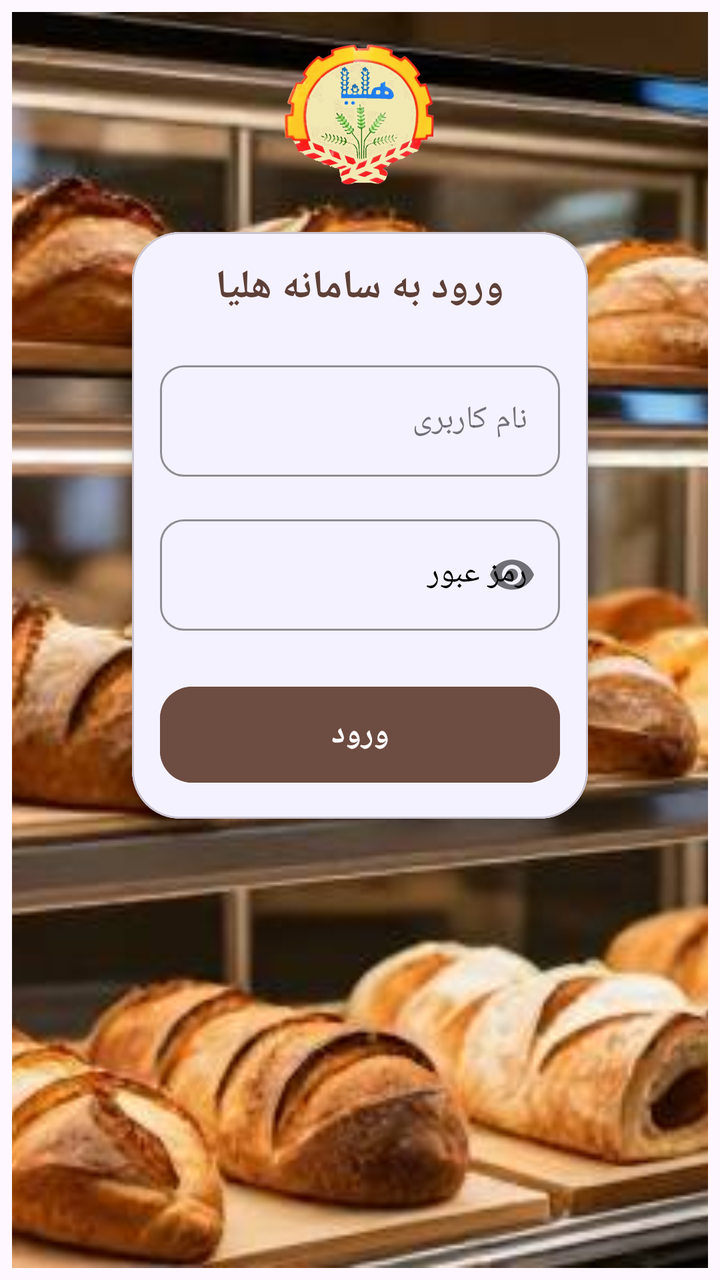
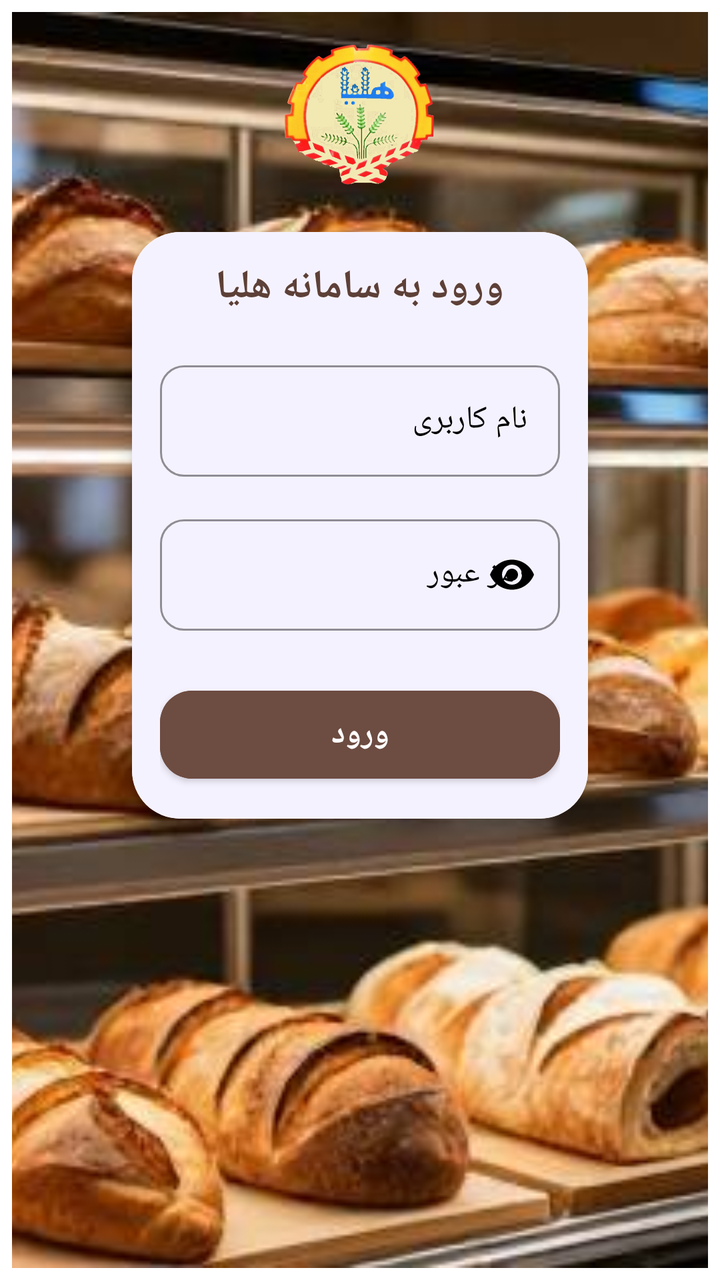

The first picture is an Android layout as it rendered before a commit; the second is the same layout after the commit. The layout source and the unified diff follow.
<!-- AndroidManifest.xml: application theme Theme.Helia -->
<!-- res/layout/activity_login.xml -->
<?xml version="1.0" encoding="utf-8"?>
<ScrollView xmlns:android="http://schemas.android.com/apk/res/android"
    xmlns:app="http://schemas.android.com/apk/res-auto"
    xmlns:tools="http://schemas.android.com/tools"

    android:id="@+id/main"
    tools:context=".activity.LoginActivity"

    android:layout_width="match_parent"
    android:layout_height="match_parent"
    android:fillViewport="true">
    

    <androidx.constraintlayout.widget.ConstraintLayout
        android:layout_width="match_parent"
        android:layout_height="wrap_content"
        android:padding="6dp">  

        <ImageView
            android:id="@+id/ivBackground"
            android:layout_width="0dp"
            android:layout_height="0dp"
            android:scaleType="centerCrop"
            android:src="@drawable/h4"
            app:layout_constraintBottom_toBottomOf="parent"
            app:layout_constraintEnd_toEndOf="parent"
            app:layout_constraintStart_toStartOf="parent"
            app:layout_constraintTop_toTopOf="parent" />

        
        <ImageView
            android:id="@+id/ivLogo"
            android:layout_width="80dp"
            android:layout_height="80dp"
            android:layout_marginTop="10dp"
            android:src="@drawable/helia2"
            app:layout_constraintEnd_toEndOf="parent"
            app:layout_constraintStart_toStartOf="parent"
            app:layout_constraintTop_toTopOf="parent" />

        <com.google.android.material.card.MaterialCardView
            android:layout_width="match_parent"
            android:layout_height="wrap_content"
            android:layout_marginStart="60dp"
            android:layout_marginTop="20dp"
            android:layout_marginEnd="60dp"
            app:cardCornerRadius="24dp"
            app:cardElevation="6dp"
            app:layout_constraintEnd_toEndOf="parent"
            app:layout_constraintStart_toStartOf="parent"
            app:layout_constraintTop_toBottomOf="@id/ivLogo">

            <LinearLayout
                android:layout_width="match_parent"
                android:layout_height="wrap_content"
                android:background="#FFF5F2FF"
                android:orientation="vertical"
                android:padding="14dp">

                <TextView
                    android:layout_width="wrap_content"
                    android:layout_height="wrap_content"
                    android:layout_gravity="center"
                    android:layout_marginBottom="20dp"
                    android:text="ورود به سامانه هلیا"
                    android:textColor="#5D4037"
                    android:textSize="20sp"
                    android:textStyle="bold" />

                
                <com.google.android.material.textfield.TextInputLayout
                    android:id="@+id/tilUsername"
                    style="@style/Widget.MaterialComponents.TextInputLayout.OutlinedBox"
                    android:layout_width="match_parent"
                    android:layout_height="wrap_content"
                    android:layout_marginBottom="16dp"
                    android:hint="نام کاربری"
                    app:boxCornerRadiusBottomEnd="12dp"
                    app:boxCornerRadiusBottomStart="12dp"
                    app:boxCornerRadiusTopEnd="12dp"
                    app:boxCornerRadiusTopStart="12dp"
                    app:boxStrokeColor="#6D4C41">

                    <com.google.android.material.textfield.TextInputEditText
                        android:id="@+id/edtUserName"
                        android:layout_width="match_parent"
                        android:layout_height="wrap_content"
                        android:inputType="textPersonName" />
                </com.google.android.material.textfield.TextInputLayout>

                
                <com.google.android.material.textfield.TextInputLayout
                    android:id="@+id/tilPassword"
                    style="@style/Widget.MaterialComponents.TextInputLayout.OutlinedBox"
                    android:layout_width="match_parent"
                    android:layout_height="wrap_content"
                    android:layout_marginBottom="24dp"
                    android:hint="رمز عبور"
                    android:imeOptions="actionDone"
                    android:inputType="textPassword"
                    android:maxLines="1"
                    android:textColorHint="@color/black"
                    app:boxCornerRadiusBottomEnd="12dp"
                    app:boxCornerRadiusBottomStart="12dp"
                    app:boxCornerRadiusTopEnd="12dp"
                    app:boxCornerRadiusTopStart="12dp"
                    app:boxStrokeColor="#6D4C41"
                    app:passwordToggleEnabled="true">

                    <com.google.android.material.textfield.TextInputEditText
                        android:id="@+id/edtPassword"
                        android:layout_width="match_parent"
                        android:layout_height="wrap_content"
                        android:inputType="textPassword" />
                </com.google.android.material.textfield.TextInputLayout>

                
                <com.google.android.material.button.MaterialButton
                    android:id="@+id/btnLogin"
                    android:layout_width="match_parent"
                    android:layout_height="56dp"
                    android:backgroundTint="#6D4C41"
                    android:text="ورود"
                    android:textColor="@color/white"
                    android:textSize="16sp"
                    android:textStyle="bold"
                    app:cornerRadius="16dp" />

            </LinearLayout>
        </com.google.android.material.card.MaterialCardView>

    </androidx.constraintlayout.widget.ConstraintLayout>
</ScrollView>
<!-- resources referenced by this layout -->
<resources>
  <color name="black">#FF000000</color>
  <color name="white">#FFFFFFFF</color>
  <!-- drawable h4: png bitmap (drawable, 30795 bytes) -->
  <!-- drawable helia2: png bitmap (drawable, 226367 bytes) -->
  <style name="Theme.Helia" parent="Base.Theme.Helia" />
  <style name="Base.Theme.Helia" parent="Theme.Material3.DayNight.NoActionBar">
          
          
      </style>
</resources>

<!-- the commit's change to res/layout/activity_login.xml (unified diff, before → after) -->
@@ -4,11 +4,11 @@
     xmlns:tools="http://schemas.android.com/tools"
 
     android:id="@+id/main"
-    tools:context=".activity.LoginActivity"
+    android:layout_width="match_parent"
 
-    android:layout_width="match_parent"
     android:layout_height="match_parent"
-    android:fillViewport="true">
+    android:fillViewport="true"
+    tools:context=".activity.LoginActivity">
     
 
     <androidx.constraintlayout.widget.ConstraintLayout
@@ -75,6 +75,7 @@
                     android:layout_height="wrap_content"
                     android:layout_marginBottom="16dp"
                     android:hint="نام کاربری"
+                    android:textColorHint="@color/black"
                     app:boxCornerRadiusBottomEnd="12dp"
                     app:boxCornerRadiusBottomStart="12dp"
                     app:boxCornerRadiusTopEnd="12dp"
@@ -85,7 +86,8 @@
                         android:id="@+id/edtUserName"
                         android:layout_width="match_parent"
                         android:layout_height="wrap_content"
-                        android:inputType="textPersonName" />
+                        android:inputType="textPersonName"
+                        android:textColor="@android:color/black" />
                 </com.google.android.material.textfield.TextInputLayout>
 
                 
@@ -105,13 +107,16 @@
                     app:boxCornerRadiusTopEnd="12dp"
                     app:boxCornerRadiusTopStart="12dp"
                     app:boxStrokeColor="#6D4C41"
-                    app:passwordToggleEnabled="true">
+                    app:endIconMode="password_toggle"
+                    app:endIconTint="#000000">
 
                     <com.google.android.material.textfield.TextInputEditText
                         android:id="@+id/edtPassword"
                         android:layout_width="match_parent"
                         android:layout_height="wrap_content"
-                        android:inputType="textPassword" />
+                        android:inputType="textPassword"
+                        android:textColor="@android:color/black" />
+
                 </com.google.android.material.textfield.TextInputLayout>
 
                 
<!-- resource entries referenced after the edit -->
@@ -4,10 +4,14 @@
   <color name="white">#FFFFFFFF</color>
   <!-- drawable h4: png bitmap (drawable, 30795 bytes) -->
   <!-- drawable helia2: png bitmap (drawable, 226367 bytes) -->
-  <style name="Theme.Helia" parent="Base.Theme.Helia" />
-  <style name="Base.Theme.Helia" parent="Theme.Material3.DayNight.NoActionBar">
-          
-          
+  <style name="Theme.Helia" parent="Theme.MaterialComponents.DayNight.NoActionBar">
+  
+          <item name="android:statusBarColor">@android:color/white</item>
+          <item name="android:navigationBarColor">@android:color/white</item>
+  
+          <item name="android:windowLightStatusBar">true</item>
+          <item name="android:windowLightNavigationBar">true</item>
+  
       </style>
 </resources>
 
